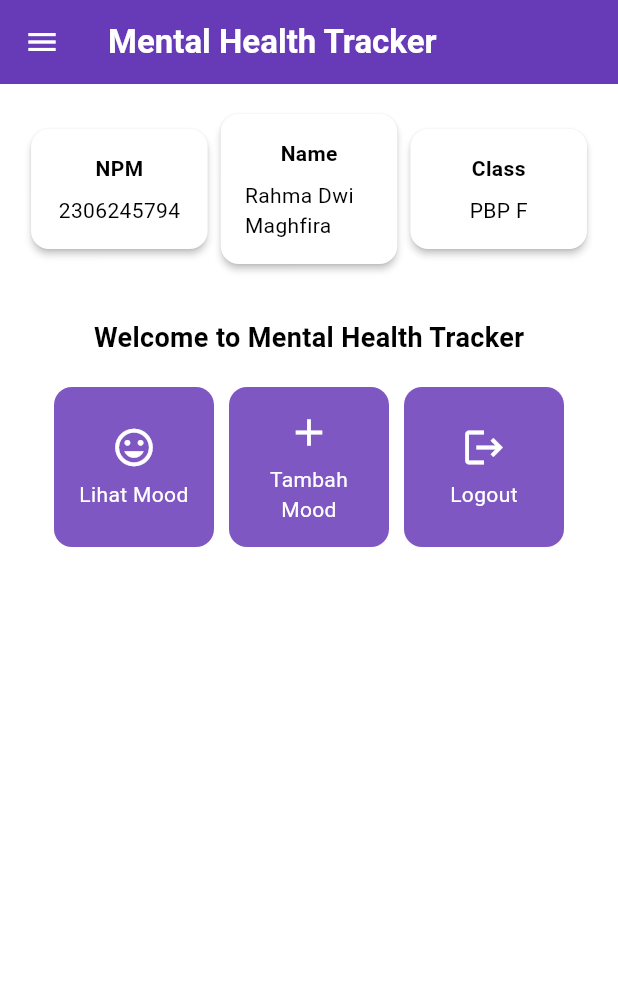
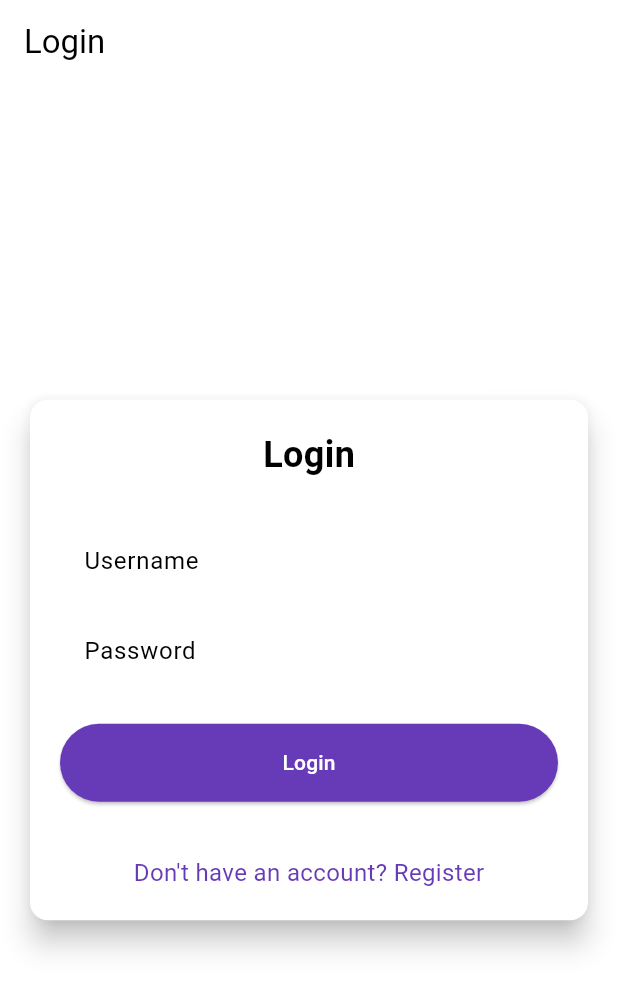
Before and after one commit to rahmafira01/mental-health-tracker-mobile, a Flutter app: the screen it shows after launch, on a phone screen of 412 x 824 dp. Shown: the top 991 px of the screen. Run offline on Flutter 3.47's test engine with Material 3 defaults, Android fonts, the phone set to English and light mode, and no system bars; missing offline and left inert: pbp_django_auth.

Commit message:
yey selesai tutorial 8

```diff
--- a/lib/main.dart
+++ b/lib/main.dart
@@ -1,5 +1,8 @@
 import 'package:flutter/material.dart';
 import 'package:mental_health_tracker/screens/menu.dart';
+import 'package:pbp_django_auth/pbp_django_auth.dart';
+import 'package:provider/provider.dart';
+import 'package:mental_health_tracker/screens/login.dart';
 
 void main() {
   runApp(const MyApp());
@@ -11,28 +14,21 @@ class MyApp extends StatelessWidget {
   // This widget is the root of your application.
   @override
   Widget build(BuildContext context) {
-    return MaterialApp(
-      title: 'Flutter Demo',
-      theme: ThemeData(
-        // This is the theme of your application.
-        //
-        // TRY THIS: Try running your application with "flutter run". You'll see
-        // the application has a purple toolbar. Then, without quitting the app,
-        // try changing the seedColor in the colorScheme below to Colors.green
-        // and then invoke "hot reload" (save your changes or press the "hot
-        // reload" button in a Flutter-supported IDE, or press "r" if you used
-        // the command line to start the app).
-        //
-        // Notice that the counter didn't reset back to zero; the application
-        // state is not lost during the reload. To reset the state, use hot
-        // restart instead.
-        //
-        // This works for code too, not just values: Most code changes can be
-        // tested with just a hot reload.
-        colorScheme: ColorScheme.fromSwatch(primarySwatch: Colors.deepPurple,).copyWith(secondary: Colors.deepPurple[400]),
-        useMaterial3: true,
+    return Provider(
+      create: (_) {
+        CookieRequest request = CookieRequest();
+        return request;
+      },
+      child: MaterialApp(
+        title: 'Mental Health Tracker',
+        theme: ThemeData(
+          useMaterial3: true,
+          colorScheme: ColorScheme.fromSwatch(
+            primarySwatch: Colors.deepPurple,
+          ).copyWith(secondary: Colors.deepPurple[400]),
+        ),
+        home: const LoginPage()
       ),
-      home: MyHomePage(),
     );
   }
 }
--- /dev/null
+++ b/lib/screens/login.dart
@@ -0,0 +1,182 @@
+import 'package:mental_health_tracker/screens/menu.dart';
+import 'package:flutter/material.dart';
+import 'package:pbp_django_auth/pbp_django_auth.dart';
+import 'package:provider/provider.dart';
+// TODO: Import halaman RegisterPage jika sudah dibuat
+import 'package:mental_health_tracker/screens/register.dart';
+
+void main() {
+  runApp(const LoginApp());
+}
+
+class LoginApp extends StatelessWidget {
+  const LoginApp({super.key});
+
+  @override
+  Widget build(BuildContext context) {
+    return MaterialApp(
+      title: 'Login',
+      theme: ThemeData(
+        useMaterial3: true,
+        colorScheme: ColorScheme.fromSwatch(
+          primarySwatch: Colors.deepPurple,
+        ).copyWith(secondary: Colors.deepPurple[400]),
+      ),
+      home: const LoginPage(),
+    );
+  }
+}
+
+class LoginPage extends StatefulWidget {
+  const LoginPage({super.key});
+
+  @override
+  State<LoginPage> createState() => _LoginPageState();
+}
+
+class _LoginPageState extends State<LoginPage> {
+  final TextEditingController _usernameController = TextEditingController();
+  final TextEditingController _passwordController = TextEditingController();
+
+  @override
+  Widget build(BuildContext context) {
+    final request = context.watch<CookieRequest>();
+
+    return Scaffold(
+      appBar: AppBar(
+        title: const Text('Login'),
+      ),
+      body: Center(
+        child: SingleChildScrollView(
+          padding: const EdgeInsets.all(16.0),
+          child: Card(
+            elevation: 8,
+            shape: RoundedRectangleBorder(
+              borderRadius: BorderRadius.circular(12.0),
+            ),
+            child: Padding(
+              padding: const EdgeInsets.all(20.0),
+              child: Column(
+                mainAxisSize: MainAxisSize.min,
+                children: [
+                  const Text(
+                    'Login',
+                    style: TextStyle(
+                      fontSize: 24.0,
+                      fontWeight: FontWeight.bold,
+                    ),
+                  ),
+                  const SizedBox(height: 30.0),
+                  TextField(
+                    controller: _usernameController,
+                    decoration: const InputDecoration(
+                      labelText: 'Username',
+                      hintText: 'Enter your username',
+                      border: OutlineInputBorder(
+                        borderRadius: BorderRadius.all(Radius.circular(12.0)),
+                      ),
+                      contentPadding:
+                          EdgeInsets.symmetric(horizontal: 12.0, vertical: 8.0),
+                    ),
+                  ),
+                  const SizedBox(height: 12.0),
+                  TextField(
+                    controller: _passwordController,
+                    decoration: const InputDecoration(
+                      labelText: 'Password',
+                      hintText: 'Enter your password',
+                      border: OutlineInputBorder(
+                        borderRadius: BorderRadius.all(Radius.circular(12.0)),
+                      ),
+                      contentPadding:
+                          EdgeInsets.symmetric(horizontal: 12.0, vertical: 8.0),
+                    ),
+                    obscureText: true,
+                  ),
+                  const SizedBox(height: 24.0),
+                  ElevatedButton(
+                    onPressed: () async {
+                      String username = _usernameController.text;
+                      String password = _passwordController.text;
+
+                      // Cek kredensial
+                      // TODO: Ganti URL dan jangan lupa tambahkan trailing slash (/) di akhir URL!
+                      // Untuk menyambungkan Android emulator dengan Django pada localhost,
+                      // gunakan URL http://10.0.2.2/
+                      final response = await request
+                          .login("http://127.0.0.1:8000/auth/login/", {
+                        'username': username,
+                        'password': password,
+                      });
+
+                      if (request.loggedIn) {
+                        String message = response['message'];
+                        String uname = response['username'];
+                        if (context.mounted) {
+                          Navigator.pushReplacement(
+                            context,
+                            MaterialPageRoute(
+                                builder: (context) => MyHomePage()),
+                          );
+                          ScaffoldMessenger.of(context)
+                            ..hideCurrentSnackBar()
+                            ..showSnackBar(
+                              SnackBar(
+                                  content:
+                                      Text("$message Selamat datang, $uname.")),
+                            );
+                        }
+                      } else {
+                        if (context.mounted) {
+                          showDialog(
+                            context: context,
+                            builder: (context) => AlertDialog(
+                              title: const Text('Login Gagal'),
+                              content: Text(response['message']),
+                              actions: [
+                                TextButton(
+                                  child: const Text('OK'),
+                                  onPressed: () {
+                                    Navigator.pop(context);
+                                  },
+                                ),
+                              ],
+                            ),
+                          );
+                        }
+                      }
+                    },
+                    style: ElevatedButton.styleFrom(
+                      foregroundColor: Colors.white,
+                      minimumSize: Size(double.infinity, 50),
+                      backgroundColor: Theme.of(context).colorScheme.primary,
+                      padding: const EdgeInsets.symmetric(vertical: 16.0),
+                    ),
+                    child: const Text('Login'),
+                  ),
+                  const SizedBox(height: 36.0),
+                  GestureDetector(
+                    onTap: () {
+                      Navigator.push(
+                        context,
+                        MaterialPageRoute(
+                            builder: (context) => const RegisterPage()),
+                      );
+                    },
+                    child: Text(
+                      'Don\'t have an account? Register',
+                      style: TextStyle(
+                        color: Theme.of(context).colorScheme.primary,
+                        fontSize: 16.0,
+                      ),
+                    ),
+                  ),
+                ],
+              ),
+            ),
+          ),
+        ),
+      ),
+    );
+  }
+}
--- a/pubspec.yaml
+++ b/pubspec.yaml
@@ -35,6 +35,9 @@ dependencies:
   # The following adds the Cupertino Icons font to your application.
   # Use with the CupertinoIcons class for iOS style icons.
   cupertino_icons: ^1.0.8
+  provider: ^6.1.2
+  pbp_django_auth: ^0.4.0
+  http: ^1.2.2
 
 dev_dependencies:
   flutter_test:
```
Also changed, not shown: lib/models/mood_entry.dart (added, +65 -0 lines), lib/screens/list_moodentry.dart (added, +90 -0 lines), lib/screens/moodentry_form.dart (+36 -29 lines), lib/screens/register.dart (added, +166 -0 lines), lib/widgets/left_drawer.dart (+13 -1 lines), lib/widgets/mood_card.dart (+39 -2 lines), pubspec.lock, 8 other files.
